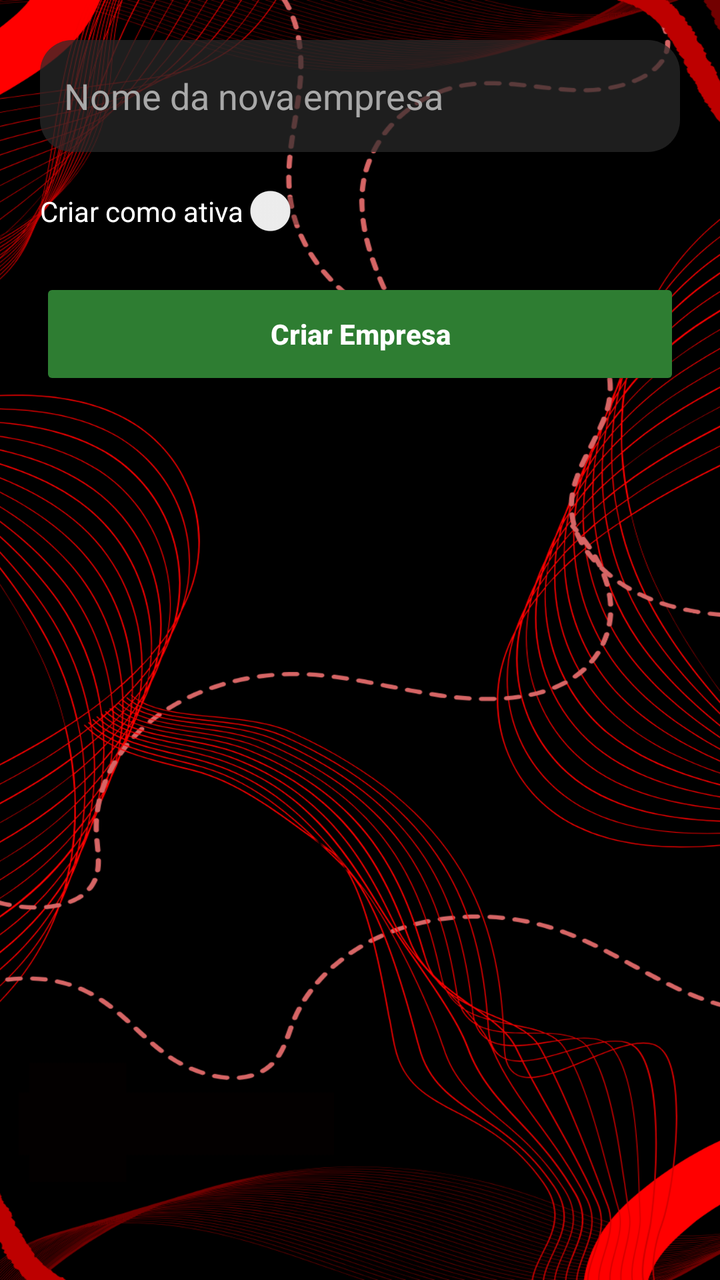
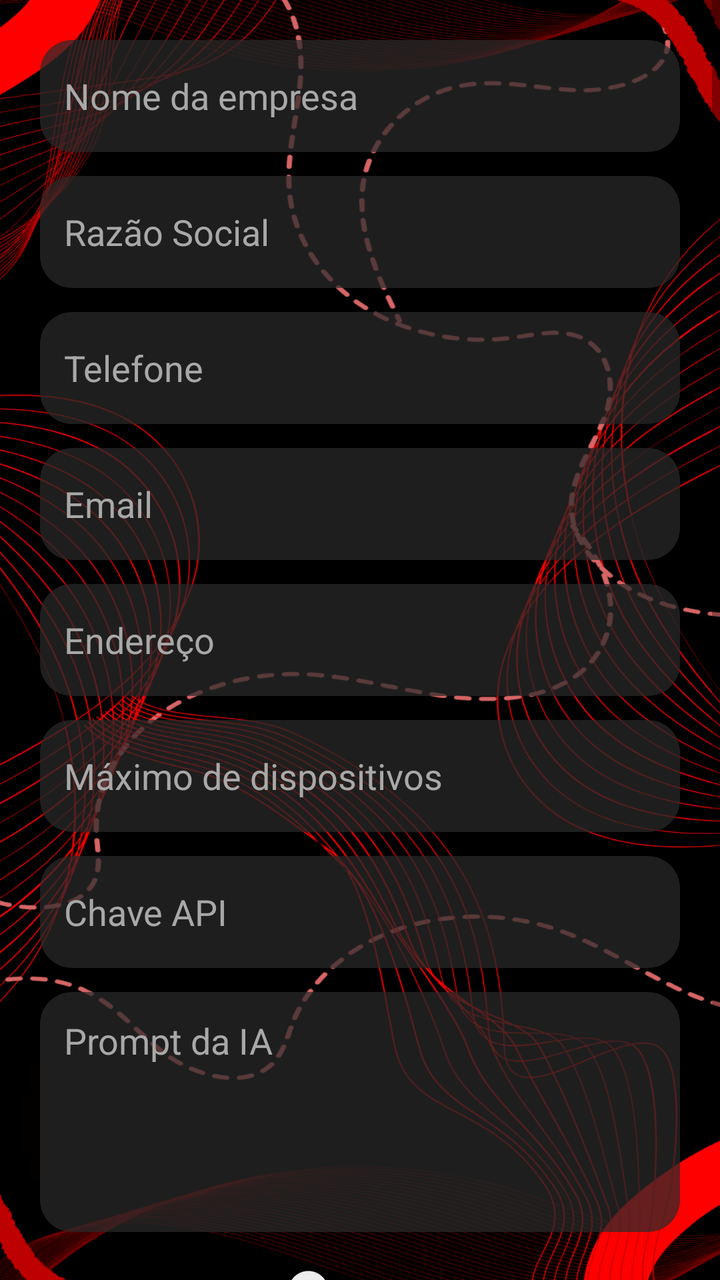

An Android layout rendered at two revisions. The XML below is the earlier revision; the diff shows what the commit changed to produce the second picture.
<!-- AndroidManifest.xml: application theme Theme.IronWatchAdmin -->
<!-- res/layout/activity_create_company.xml -->
<?xml version="1.0" encoding="utf-8"?>
<ScrollView xmlns:android="http://schemas.android.com/apk/res/android"
    android:layout_width="match_parent"
    android:layout_height="match_parent"
    android:background="@drawable/bgg">

    <LinearLayout
        android:layout_width="match_parent"
        android:layout_height="wrap_content"
        android:orientation="vertical"
        android:padding="20dp">

        <EditText
            android:id="@+id/edtCompanyName"
            android:layout_width="match_parent"
            android:layout_height="56dp"
            android:layout_marginBottom="16dp"
            android:background="@drawable/bg_loginbox"
            android:hint="Nome da nova empresa"
            android:padding="12dp"
            android:textColor="#FFFFFF"
            android:textColorHint="#A8A8A8" />

        <Switch
            android:id="@+id/switchActive"
            android:layout_width="wrap_content"
            android:layout_height="wrap_content"
            android:layout_marginBottom="20dp"
            android:text="Criar como ativa"
            android:textColor="#FFFFFF" />

        <Button
            android:id="@+id/btnCriarEmpresa"
            android:layout_width="match_parent"
            android:layout_height="56dp"
            android:backgroundTint="#2E7D32"
            android:text="Criar Empresa"
            android:textAllCaps="false"
            android:textColor="#FFFFFF"
            android:textStyle="bold" />

    </LinearLayout>
</ScrollView>
<!-- resources referenced by this layout -->
<resources>
  <!-- drawable bg_loginbox (drawable) -->
  <shape xmlns:android="http://schemas.android.com/apk/res/android">
      <solid android:color="#B72A2A2A"/>
      <corners android:radius="16dp"/>
  </shape>
  <!-- drawable bgg: png bitmap (drawable, 642821 bytes) -->
  <style name="Theme.IronWatchAdmin" parent="Theme.AppCompat.Light.NoActionBar" />
</resources>

<!-- the commit's change to res/layout/activity_create_company.xml (unified diff, before → after) -->
@@ -14,9 +14,91 @@
             android:id="@+id/edtCompanyName"
             android:layout_width="match_parent"
             android:layout_height="56dp"
+            android:layout_marginBottom="12dp"
+            android:background="@drawable/bg_loginbox"
+            android:hint="Nome da empresa"
+            android:padding="12dp"
+            android:textColor="#FFFFFF"
+            android:textColorHint="#A8A8A8" />
+
+        <EditText
+            android:id="@+id/edtRazaoSocial"
+            android:layout_width="match_parent"
+            android:layout_height="56dp"
+            android:layout_marginBottom="12dp"
+            android:background="@drawable/bg_loginbox"
+            android:hint="Razão Social"
+            android:padding="12dp"
+            android:textColor="#FFFFFF"
+            android:textColorHint="#A8A8A8" />
+
+        <EditText
+            android:id="@+id/edtTelefone"
+            android:layout_width="match_parent"
+            android:layout_height="56dp"
+            android:layout_marginBottom="12dp"
+            android:background="@drawable/bg_loginbox"
+            android:hint="Telefone"
+            android:inputType="phone"
+            android:padding="12dp"
+            android:textColor="#FFFFFF"
+            android:textColorHint="#A8A8A8" />
+
+        <EditText
+            android:id="@+id/edtEmail"
+            android:layout_width="match_parent"
+            android:layout_height="56dp"
+            android:layout_marginBottom="12dp"
+            android:background="@drawable/bg_loginbox"
+            android:hint="Email"
+            android:inputType="textEmailAddress"
+            android:padding="12dp"
+            android:textColor="#FFFFFF"
+            android:textColorHint="#A8A8A8" />
+
+        <EditText
+            android:id="@+id/edtEndereco"
+            android:layout_width="match_parent"
+            android:layout_height="56dp"
+            android:layout_marginBottom="12dp"
+            android:background="@drawable/bg_loginbox"
+            android:hint="Endereço"
+            android:padding="12dp"
+            android:textColor="#FFFFFF"
+            android:textColorHint="#A8A8A8" />
+
+        <EditText
+            android:id="@+id/edtDispositivosMax"
+            android:layout_width="match_parent"
+            android:layout_height="56dp"
+            android:layout_marginBottom="12dp"
+            android:background="@drawable/bg_loginbox"
+            android:hint="Máximo de dispositivos"
+            android:inputType="number"
+            android:padding="12dp"
+            android:textColor="#FFFFFF"
+            android:textColorHint="#A8A8A8" />
+
+        <EditText
+            android:id="@+id/edtApiKey"
+            android:layout_width="match_parent"
+            android:layout_height="56dp"
+            android:layout_marginBottom="12dp"
+            android:background="@drawable/bg_loginbox"
+            android:hint="Chave API"
+            android:padding="12dp"
+            android:textColor="#FFFFFF"
+            android:textColorHint="#A8A8A8" />
+
+        <EditText
+            android:id="@+id/edtPromptIA"
+            android:layout_width="match_parent"
+            android:layout_height="120dp"
             android:layout_marginBottom="16dp"
             android:background="@drawable/bg_loginbox"
-            android:hint="Nome da nova empresa"
+            android:gravity="top"
+            android:hint="Prompt da IA"
+            android:inputType="textMultiLine"
             android:padding="12dp"
             android:textColor="#FFFFFF"
             android:textColorHint="#A8A8A8" />
@@ -26,11 +108,11 @@
             android:layout_width="wrap_content"
             android:layout_height="wrap_content"
             android:layout_marginBottom="20dp"
-            android:text="Criar como ativa"
+            android:text="Criar empresa ativa"
             android:textColor="#FFFFFF" />
 
         <Button
-            android:id="@+id/btnCriarEmpresa"
+            android:id="@+id/btnSalvarEmpresa"
             android:layout_width="match_parent"
             android:layout_height="56dp"
             android:backgroundTint="#2E7D32"
